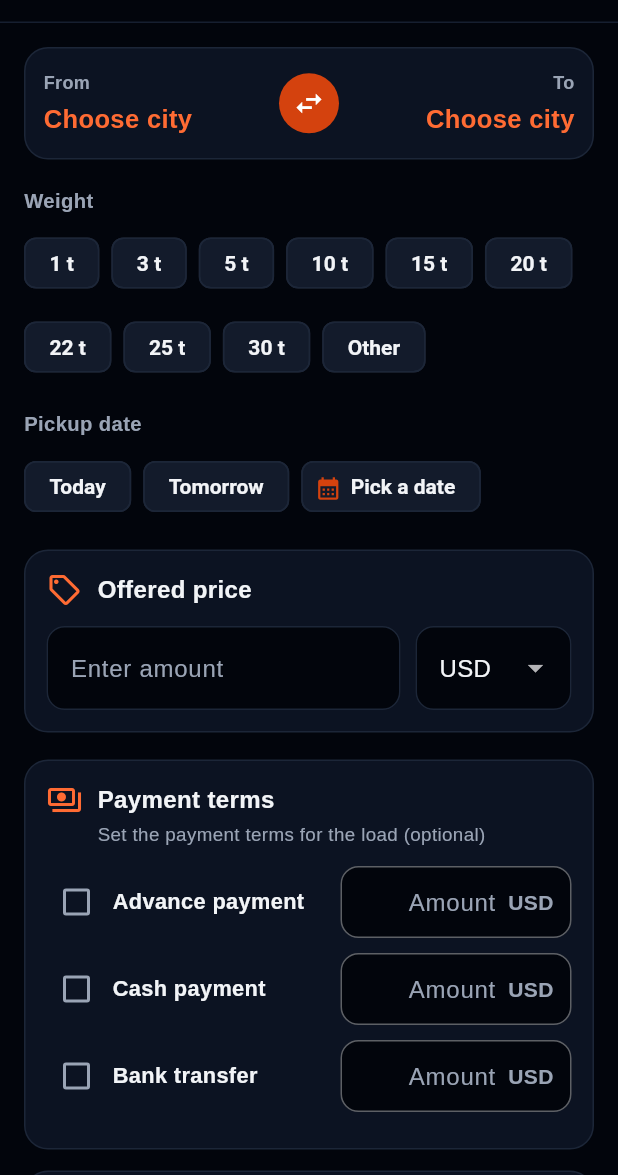
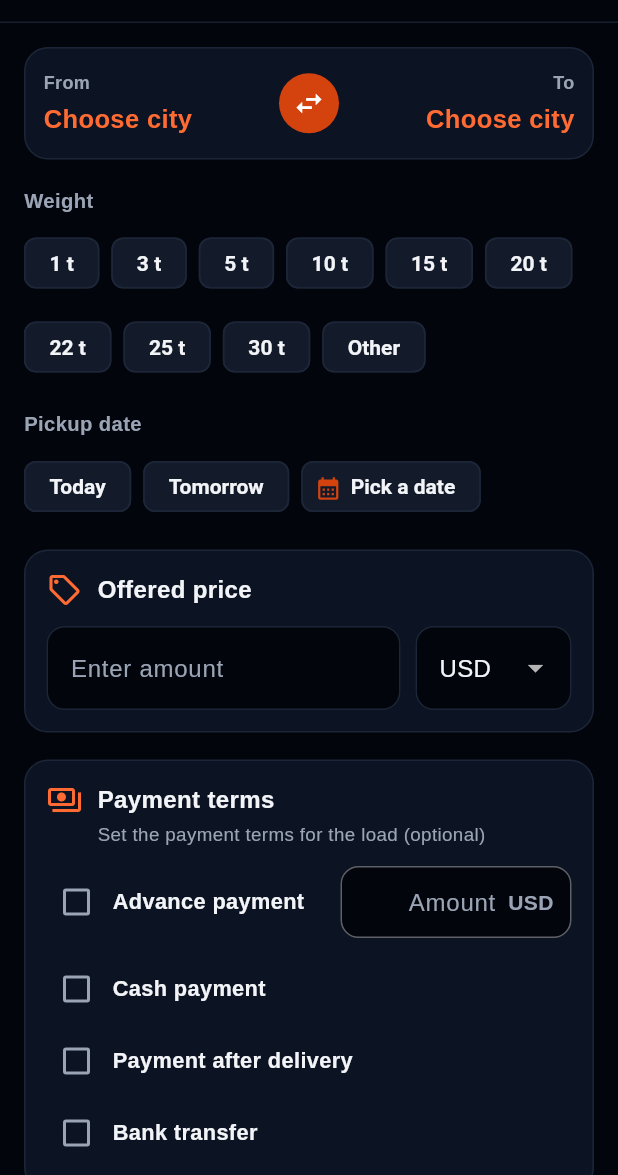
Before and after one commit to xalid9111/freightlink-test, a Flutter app: the CargoQuickForm screen opened by its route, on a phone screen of 412 x 824 dp, the part 61-1236 px from its top. Run offline on Flutter 3.47's test engine with Material 3 defaults, Android fonts, the phone set to English and light mode, and no system bars; our stand-ins replace audioplayers, equatable, file_picker, flutter_dotenv, flutter_map, flutter_riverpod and 8 more; missing offline and left inert: dart:js_interop, record; accounts and stored records are empty; network calls fail; project files that could hold a hidden picture were left out.

Commit message:
Load form: only the advance has an amount; cash, after delivery, bank are ticked (0047)
Payment ways in order: advance (tick + amount), cash, payment after
delivery, bank transfer (just ticked). Migration 0047 adds three boolean
columns (default false); loads saved with a cash / bank amount count as
ticked. Until 0047 is run a save retries without the new columns.

Co-Authored-By: Claude Opus 5.5 <noreply@anthropic.com>
Claude-Session: https://claude.ai/code/session_01TwoedHDaZ4iZm6AS71Mrpj

```diff
--- a/assets/i18n/az.json
+++ b/assets/i18n/az.json
@@ -1055,5 +1055,6 @@
   "cargo_wait_sub": "Yükləmə və boşaltma zamanı pulsuz gözləmə müddətini seçin",
   "cargo_pallet_hint": "Məsələn: 12",
   "cargo_pallet_unit": "palet",
-  "cargo_pallet_invalid": "Palet sayı müsbət tam ədəd olmalıdır"
+  "cargo_pallet_invalid": "Palet sayı müsbət tam ədəd olmalıdır",
+  "cargo_pay_on_delivery": "Təhvil sonrası ödəniş"
 }
--- a/assets/i18n/en.json
+++ b/assets/i18n/en.json
@@ -1055,5 +1055,6 @@
   "cargo_wait_sub": "Choose the free waiting time for loading and unloading",
   "cargo_pallet_hint": "e.g. 12",
   "cargo_pallet_unit": "pallets",
-  "cargo_pallet_invalid": "Pallets must be a positive whole number"
+  "cargo_pallet_invalid": "Pallets must be a positive whole number",
+  "cargo_pay_on_delivery": "Payment after delivery"
 }
--- a/assets/i18n/tr.json
+++ b/assets/i18n/tr.json
@@ -1055,5 +1055,6 @@
   "cargo_wait_sub": "Yükleme ve boşaltmada ücretsiz bekleme süresini seçin",
   "cargo_pallet_hint": "Örneğin: 12",
   "cargo_pallet_unit": "palet",
-  "cargo_pallet_invalid": "Palet sayısı pozitif tam sayı olmalı"
+  "cargo_pallet_invalid": "Palet sayısı pozitif tam sayı olmalı",
+  "cargo_pay_on_delivery": "Teslimat sonrası ödeme"
 }
--- a/assets/i18n/zh.json
+++ b/assets/i18n/zh.json
@@ -1055,5 +1055,6 @@
   "cargo_wait_sub": "选择装卸时的免费等待时间",
   "cargo_pallet_hint": "例如：12",
   "cargo_pallet_unit": "托盘",
-  "cargo_pallet_invalid": "托盘数必须是正整数"
+  "cargo_pallet_invalid": "托盘数必须是正整数",
+  "cargo_pay_on_delivery": "交货后付款"
 }
--- a/lib/features/cargo/presentation/cargo_detail_screen.dart
+++ b/lib/features/cargo/presentation/cargo_detail_screen.dart
@@ -170,7 +170,8 @@ class _DetailBody extends ConsumerWidget {
                   Text(strings.t('cargo_terms_title'), style: const TextStyle(fontWeight: FontWeight.w800)),
                   const SizedBox(height: 6),
                   for (final (key, amount) in cargo.paymentTerms)
-                    _InfoRow(strings.t(key), '${_amount(amount)} ${cargo.currency}'),
+                    // Only the advance has an amount; the others are just ticked.
+                    _InfoRow(strings.t(key), amount == null ? '✓' : '${_amount(amount)} ${cargo.currency}'),
                   if (cargo.freeWaitHours != null)
                     _InfoRow(strings.t('cargo_wait_short'), strings.t('cargo_wait_hours', {'n': '${cargo.freeWaitHours}'})),
                 ],
--- a/lib/features/cargo/presentation/cargo_quick_form.dart
+++ b/lib/features/cargo/presentation/cargo_quick_form.dart
@@ -36,12 +36,10 @@ class _CargoQuickFormState extends ConsumerState<CargoQuickForm> {
   final _customTonsCtrl = TextEditingController();
   final _cargoTypeCtrl = TextEditingController();
   final _palletCtrl = TextEditingController();
-  // Payment terms (0046): empty = that way of paying is not offered.
+  // Advance amount (0046); the other payment ways are only ticked (0047).
   final _advanceCtrl = TextEditingController();
-  final _cashCtrl = TextEditingController();
-  final _bankCtrl = TextEditingController();
   int _freeWait = kDefaultFreeWaitHours;
-  // Ticked payment ways (the box opens only when ticked).
+  // Ticked payment ways: advance (its box opens), cash, delivery, bank.
   final Set<String> _payOn = {};
 
   // Route ends: city + its country, chosen together in one sheet.
@@ -73,8 +71,6 @@ class _CargoQuickFormState extends ConsumerState<CargoQuickForm> {
       _cargoTypeCtrl,
       _palletCtrl,
       _advanceCtrl,
-      _cashCtrl,
-      _bankCtrl
     ]) {
       c.dispose();
     }
@@ -101,11 +97,14 @@ class _CargoQuickFormState extends ConsumerState<CargoQuickForm> {
     _pickupDate = c.pickupDate;
     String amount(double? v) => v == null ? '' : (v == v.roundToDouble() ? v.toStringAsFixed(0) : v.toStringAsFixed(2));
     _advanceCtrl.text = amount(c.payAdvance);
-    _cashCtrl.text = amount(c.payCash);
-    _bankCtrl.text = amount(c.payBank);
     _payOn
       ..clear()
-      ..addAll([if (c.payAdvance != null) 'advance', if (c.payCash != null) 'cash', if (c.payBank != null) 'bank']);
+      ..addAll([
+        if (c.payAdvance != null) 'advance',
+        if (c.cashTicked) 'cash',
+        if (c.payOnDelivery) 'delivery',
+        if (c.bankTicked) 'bank',
+      ]);
     _freeWait = kFreeWaitChoices.contains(c.freeWaitHours) ? c.freeWaitHours! : kDefaultFreeWaitHours;
     _loaded = true;
   }
@@ -224,8 +223,13 @@ class _CargoQuickFormState extends ConsumerState<CargoQuickForm> {
         status: o?.status ?? 'new',
         // Checked by the form validator above (positive or empty).
         payAdvance: _payOn.contains('advance') ? parsePaymentAmount(_advanceCtrl.text) : null,
-        payCash: _payOn.contains('cash') ? parsePaymentAmount(_cashCtrl.text) : null,
-        payBank: _payOn.contains('bank') ? parsePaymentAmount(_bankCtrl.text) : null,
+        // Cash / bank have no amount any more (owner, 21.10.2026); an
+        // amount saved earlier stays while the way stays ticked.
+        payCash: _payOn.contains('cash') ? o?.payCash : null,
+        payBank: _payOn.contains('bank') ? o?.payBank : null,
+        payCashOn: _payOn.contains('cash'),
+        payOnDelivery: _payOn.contains('delivery'),
+        payBankOn: _payOn.contains('bank'),
         freeWaitHours: _freeWait,
       );
 
@@ -409,16 +413,14 @@ class _CargoQuickFormState extends ConsumerState<CargoQuickForm> {
                 strings: strings,
                 currency: _currency,
                 advance: _advanceCtrl,
-                cash: _cashCtrl,
-                bank: _bankCtrl,
                 on: _payOn,
                 onToggle: (k, v) => setState(() {
                   if (v) {
                     _payOn.add(k);
                   } else {
-                    // Unticked: the amount is cleared and not shown on the load.
+                    // Unticked: not shown on the load (the advance amount is cleared).
                     _payOn.remove(k);
-                    ({'advance': _advanceCtrl, 'cash': _cashCtrl, 'bank': _bankCtrl})[k]!.clear();
+                    if (k == 'advance') _advanceCtrl.clear();
                   }
                 }),
                 freeWait: _freeWait,
@@ -573,8 +575,6 @@ class _PaymentTerms extends StatelessWidget {
   final AppStrings strings;
   final String currency;
   final TextEditingController advance;
-  final TextEditingController cash;
-  final TextEditingController bank;
   final Set<String> on;
   final void Function(String key, bool on) onToggle;
   final int freeWait;
@@ -583,8 +583,6 @@ class _PaymentTerms extends StatelessWidget {
     required this.strings,
     required this.currency,
     required this.advance,
-    required this.cash,
-    required this.bank,
     required this.on,
     required this.onToggle,
     required this.freeWait,
@@ -658,6 +656,39 @@ class _PaymentTerms extends StatelessWidget {
       );
     }
 
+    // Cash, payment after delivery, bank transfer: just a tick, no amount
+    // (the price is already given above).
+    Widget choice(String id, String key) {
+      final ticked = on.contains(id);
+      return Align(
+        alignment: Alignment.centerLeft,
+        child: ConstrainedBox(
+          constraints: const BoxConstraints(maxWidth: 560),
+          child: InkWell(
+            key: ValueKey('cargo-pay-choice-$id'),
+            borderRadius: BorderRadius.circular(10),
+            onTap: () => onToggle(id, !ticked),
+            child: Padding(
+              padding: const EdgeInsets.symmetric(vertical: 4),
+              child: Row(children: [
+                Checkbox(
+                  key: ValueKey('cargo-pay-on-$id'),
+                  value: ticked,
+                  visualDensity: VisualDensity.compact,
+                  onChanged: (v) => onToggle(id, v ?? false),
+                ),
+                const SizedBox(width: 4),
+                Expanded(
+                  child: Text(strings.t(key),
+                      style: TextStyle(fontSize: 14.5, fontWeight: FontWeight.w600, color: AppColors.text)),
+                ),
+              ]),
+            ),
+          ),
+        ),
+      );
+    }
+
     return Column(crossAxisAlignment: CrossAxisAlignment.stretch, children: [
       _FormCard(
         icon: Icons.payments_outlined,
@@ -665,8 +696,9 @@ class _PaymentTerms extends StatelessWidget {
         subtitle: strings.t('cargo_pay_sub'),
         child: Column(children: [
           row('advance', 'cargo_pay_advance', advance),
-          row('cash', 'cargo_pay_cash', cash),
-          row('bank', 'cargo_pay_bank', bank),
+          choice('cash', 'cargo_pay_cash'),
+          choice('delivery', 'cargo_pay_on_delivery'),
+          choice('bank', 'cargo_pay_bank'),
         ]),
       ),
       const SizedBox(height: 14),
--- a/lib/models/cargo_model.dart
+++ b/lib/models/cargo_model.dart
@@ -53,6 +53,12 @@ class CargoModel {
   final double? payCash;
   final double? payBank;
 
+  /// Ticked payment ways without an amount (migration 0047, owner
+  /// 21.10.2026): cash, payment after delivery, bank transfer.
+  final bool payCashOn;
+  final bool payOnDelivery;
+  final bool payBankOn;
+
   /// "Prostoy": free waiting time in hours (24 / 36 / 48); null on loads
   /// posted before 0046.
   final int? freeWaitHours;
@@ -88,6 +94,9 @@ class CargoModel {
     this.payAdvance,
     this.payCash,
     this.payBank,
+    this.payCashOn = false,
+    this.payOnDelivery = false,
+    this.payBankOn = false,
     this.freeWaitHours,
   });
 
@@ -124,6 +133,9 @@ class CargoModel {
         payAdvance: (j['pay_advance'] as num?)?.toDouble(),
         payCash: (j['pay_cash'] as num?)?.toDouble(),
         payBank: (j['pay_bank'] as num?)?.toDouble(),
+        payCashOn: j['pay_cash_on'] == true,
+        payOnDelivery: j['pay_on_delivery'] == true,
+        payBankOn: j['pay_bank_on'] == true,
         freeWaitHours: (j['free_wait_hours'] as num?)?.toInt(),
       );
 
@@ -131,16 +143,26 @@ class CargoModel {
   /// have them yet, see CargoRepositoryImpl).
   static const termsColumns = ['pay_advance', 'pay_cash', 'pay_bank', 'free_wait_hours'];
 
-  /// Filled payment methods in display order: (i18n key, amount).
-  List<(String, double)> get paymentTerms => [
+  /// Columns added by migration 0047 (left out if not run yet).
+  static const choiceColumns = ['pay_cash_on', 'pay_on_delivery', 'pay_bank_on'];
+
+  /// Cash / bank ticked; a load saved with an amount there (0046) counts
+  /// as ticked.
+  bool get cashTicked => payCashOn || (payCash != null && payCash! > 0);
+  bool get bankTicked => payBankOn || (payBank != null && payBank! > 0);
+
+  /// Payment ways in display order: (i18n key, amount). Only the advance
+  /// has an amount; the others are just ticked (amount null).
+  List<(String, double?)> get paymentTerms => [
         if (payAdvance != null && payAdvance! > 0) ('cargo_pay_advance', payAdvance!),
-        if (payCash != null && payCash! > 0) ('cargo_pay_cash', payCash!),
-        if (payBank != null && payBank! > 0) ('cargo_pay_bank', payBank!),
+        if (cashTicked) ('cargo_pay_cash', null),
+        if (payOnDelivery) ('cargo_pay_on_delivery', null),
+        if (bankTicked) ('cargo_pay_bank', null),
       ];
 
   bool get hasTerms => paymentTerms.isNotEmpty || freeWaitHours != null;
 
-  Map<String, dynamic> toInsertJson({bool withTerms = true}) => {
+  Map<String, dynamic> toInsertJson({bool withTerms = true, bool withChoices = true}) => {
         'owner_id': ownerId,
         'company_id': companyId,
         'pickup_country': pickupCountry,
@@ -170,6 +192,11 @@ class CargoModel {
           'pay_cash': payCash,
           'pay_bank': payBank,
           'free_wait_hours': freeWaitHours,
+          if (withChoices) ...{
+            'pay_cash_on': payCashOn,
+            'pay_on_delivery': payOnDelivery,
+            'pay_bank_on': payBankOn,
+          },
         },
       };
 }
```
Also changed, not shown: lib/features/cargo/data/cargo_repository_impl.dart (+22 -7 lines), assets/i18n/ka.json, assets/i18n/ru.json, 4 other files.
